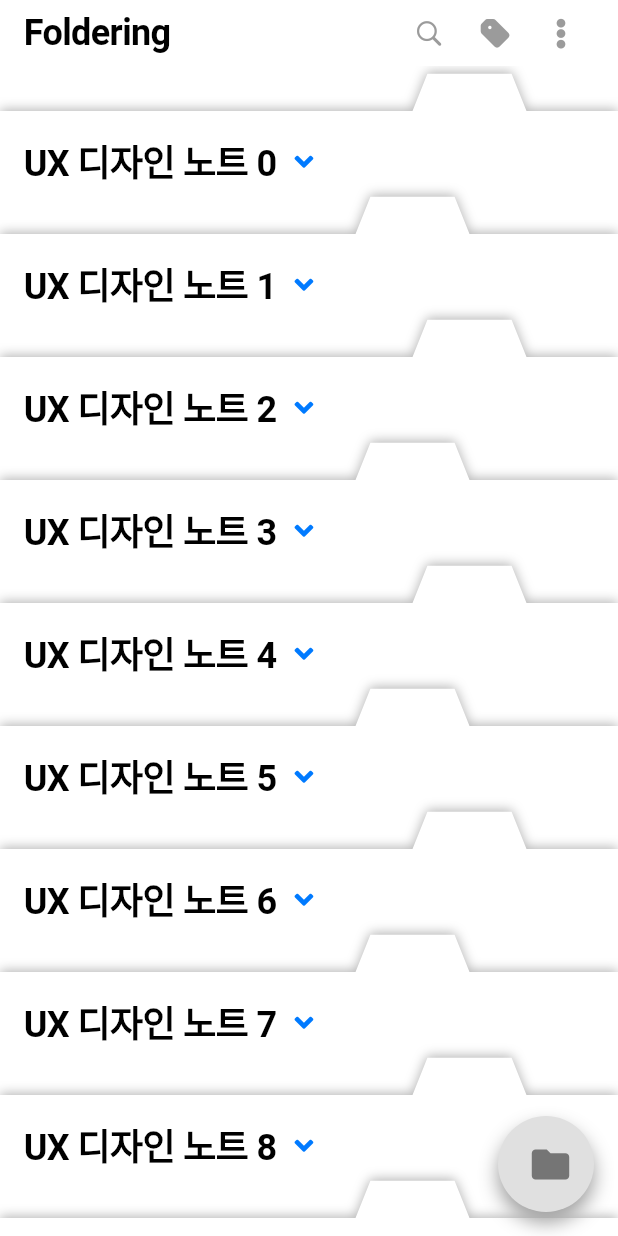
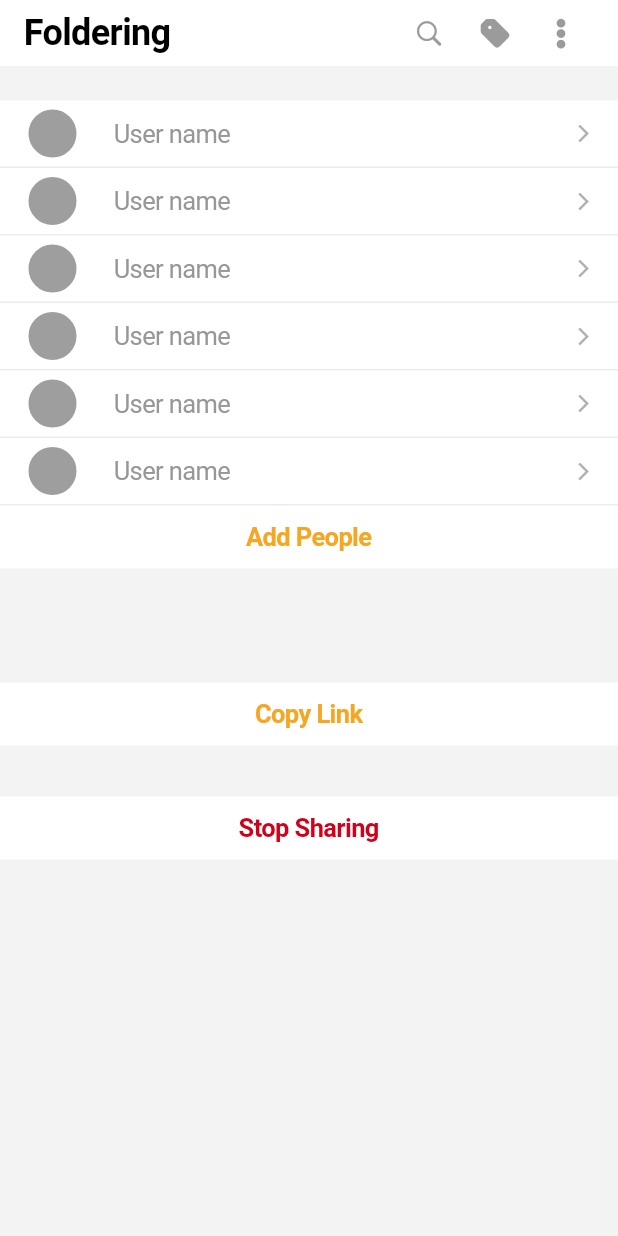
Before and after one commit to depromeet/foldering-flutter, a Flutter app: the FolderingHome screen opened directly, on a phone screen of 412 x 824 dp. Run offline on Flutter 3.47's test engine with Material 2 defaults, Android fonts, the phone set to English and light mode, and no system bars; our stand-ins replace bloc, flutter_bloc, font_awesome_flutter.

Commit message:
sharedView

```diff
--- a/lib/main.dart
+++ b/lib/main.dart
@@ -10,6 +10,7 @@ import 'package:foldering/screens/common/add_button.dart';
 import 'package:flutter_bloc/flutter_bloc.dart';
 import 'package:foldering/blocs/navigation_bloc.dart';
 import 'package:foldering/blocs/appbar_bloc.dart';
+import 'package:foldering/screens/share_dialogue/Shared.dart';
 
 void main() => runApp(MyApp());
 
@@ -46,44 +47,47 @@ class _FolderingHomeState extends State<FolderingHome> {
     return CupertinoPageScaffold(
       navigationBar: buildFolderingAppBar(),
       child: SafeArea(
-        child: Stack(
-          children: [
-            ListView.builder(
-              itemBuilder: (_context, _idx) {
-                final title = "UX 디자인 노트 $_idx";
-                return Column(
-                  children: <Widget>[
-                    FolderHeader(
-                      isOdd: _idx % 2 == 0,
-                      title: title,
-                    ),
-                    Hero(
-                      tag: title + "body",
-                      child: BlocBuilder(
-                        bloc: _navBloc,
-                        builder: (context, control) {
-                          return control == NavigationEvent.toMainStart
-                              ? DataCategory()
-                              : Container();
-                        },
-                      ),
-                    ),
-                  ],
-                );
-              },
-              itemCount: 10,
-              padding: EdgeInsets.only(top: 5.0),
-            ),
-            AddButton(
-              icon: Icon(
-                Icons.folder,
-                size: 30.0,
-                color: Colors.grey[600],
-              ),
-            ),
-          ],
-        ),
+        child: SharedView(),
+
+        // child: Stack(
+        //   children: [
+        //     ListView.builder(
+        //       itemBuilder: (_context, _idx) {
+        //         final title = "UX 디자인 노트 $_idx";
+        //         return Column(
+        //           children: <Widget>[
+        //             FolderHeader(
+        //               isOdd: _idx % 2 == 0,
+        //               title: title,
+        //             ),
+        //             Hero(
+        //               tag: title + "body",
+        //               child: BlocBuilder(
+        //                 bloc: _navBloc,
+        //                 builder: (context, control) {
+        //                   return control == NavigationEvent.toMainStart
+        //                       ? DataCategory()
+        //                       : Container();
+        //                 },
+        //               ),
+        //             ),
+        //           ],
+        //         );
+        //       },
+        //       itemCount: 10,
+        //       padding: EdgeInsets.only(top: 5.0),
+        //     ),
+        //     AddButton(
+        //       icon: Icon(
+        //         Icons.folder,
+        //         size: 30.0,
+        //         color: Colors.grey[600],
+        //       ),
+        //     ),
+        //   ],
+        // ),
       ),
     );
   }
+
 }
--- a/lib/screens/folder_detail/folder_detail.dart
+++ b/lib/screens/folder_detail/folder_detail.dart
@@ -80,3 +80,16 @@ class DataCategory extends StatelessWidget {
     );
   }
 }
+
+  Container buildAvatar(double size) {
+    return Container(
+      width: size,
+      height: size,
+      decoration: ShapeDecoration(
+        shape: CircleBorder(
+          side: BorderSide(color: Colors.white, width: 3),
+        ),
+        color: Colors.grey,
+      ),
+    );
+  }
--- /dev/null
+++ b/lib/screens/share_dialogue/Shared.dart
@@ -0,0 +1,105 @@
+import 'package:flutter/cupertino.dart';
+import 'package:flutter/material.dart';
+import 'package:foldering/screens/folder_detail/folder_detail.dart';
+import 'package:foldering/screens/folder_header/folder_header.dart';
+
+
+class SharedView extends StatelessWidget {
+  @override
+  Widget build(BuildContext context) {
+    return CupertinoPageScaffold(
+      child: SafeArea(
+          child: new Container(
+              height: double.infinity,
+              color: Color.fromRGBO(243, 243, 243, 1.0),
+              child: Stack(children: [
+
+                ListView(
+                  children: <Widget>[
+                    SizedBox(
+                      height: 23.0,
+                    ),
+                    peopleList(),
+                    SizedBox(
+                      height: 76.0,
+                    ),
+                    verticalCenterItem(
+                        "Copy Link", Color.fromRGBO(245, 166, 35, 1.0)),
+                    SizedBox(
+                      height: 34.0,
+                    ),
+                    verticalCenterItem(
+                        "Stop Sharing", Color.fromRGBO(208, 2, 27, 1.0)),
+                  ],
+                ),
+              ]))),
+    );
+  }
+
+  Container verticalCenterItem(String name, color) {
+    return Container(
+      height: 42,
+      width: double.infinity,
+      color: Colors.white,
+      child: Column(
+        mainAxisSize: MainAxisSize.max,
+        mainAxisAlignment: MainAxisAlignment.center,
+        children: <Widget>[
+          Text(name,
+              style: TextStyle(
+                  color: color, fontWeight: FontWeight.bold, fontSize: 17))
+        ],
+      ),
+    );
+  }
+
+  Widget peopleList() {
+    return Column(
+      children: <Widget>[
+        person(),
+        person(),
+        person(),
+        person(),
+        person(),
+        person(),
+        verticalCenterItem("Add People", Color.fromRGBO(245, 166, 35, 1.0)),
+      ],
+    );
+  }
+
+  Container person() {
+    return Container(
+        decoration: BoxDecoration(
+          border: Border(
+            bottom: BorderSide(
+                width: 1.0, color: Color.fromRGBO(235, 235, 235, 1.0)),
+          ),
+          color: Colors.white,
+        ),
+        padding:
+            EdgeInsets.only(left: 16.0, right: 16.0, top: 3.0, bottom: 3.0),
+        child: Row(
+          children: <Widget>[
+            buildAvatar(38),
+            SizedBox(
+              width: 22.0,
+            ),
+            Text(
+              "User name",
+              style: TextStyle(color: Color.fromRGBO(151, 151, 151, 1.0)),
+            ),
+            Expanded(
+              flex: 10,
+              child: Container(),
+            ),
+            Icon(
+              Icons.arrow_forward_ios,
+              color: Color.fromRGBO(176, 176, 176, 1.0),
+              size: 14,
+            )
+          ],
+        ));
+  }
+
+
+}
```
